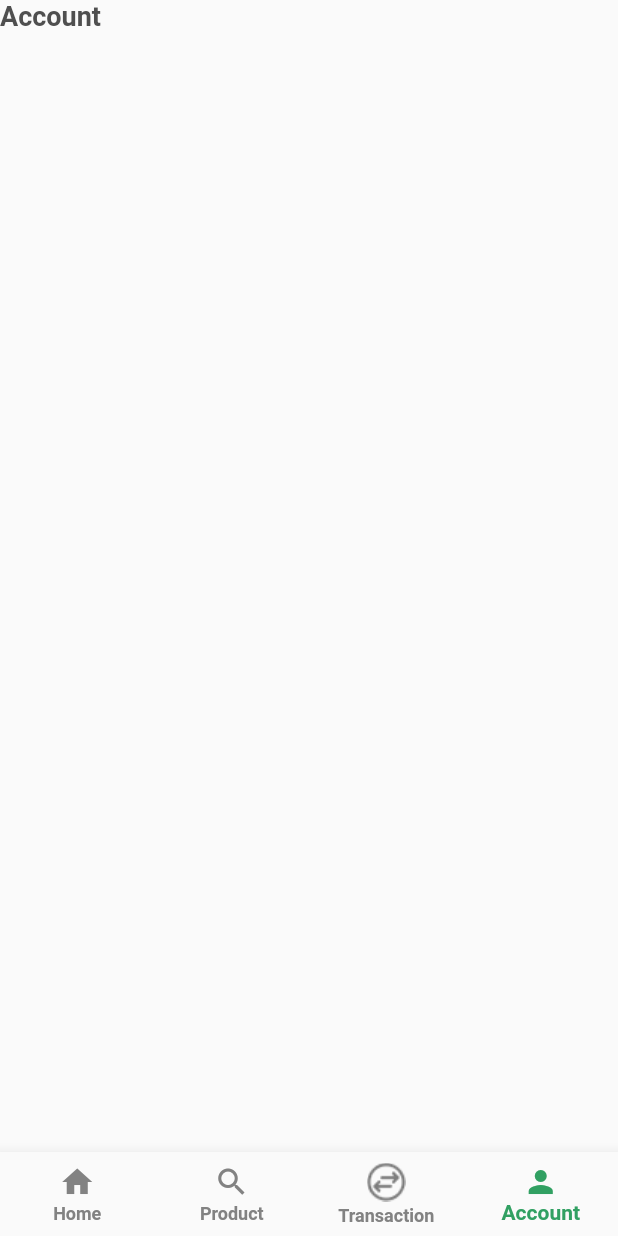
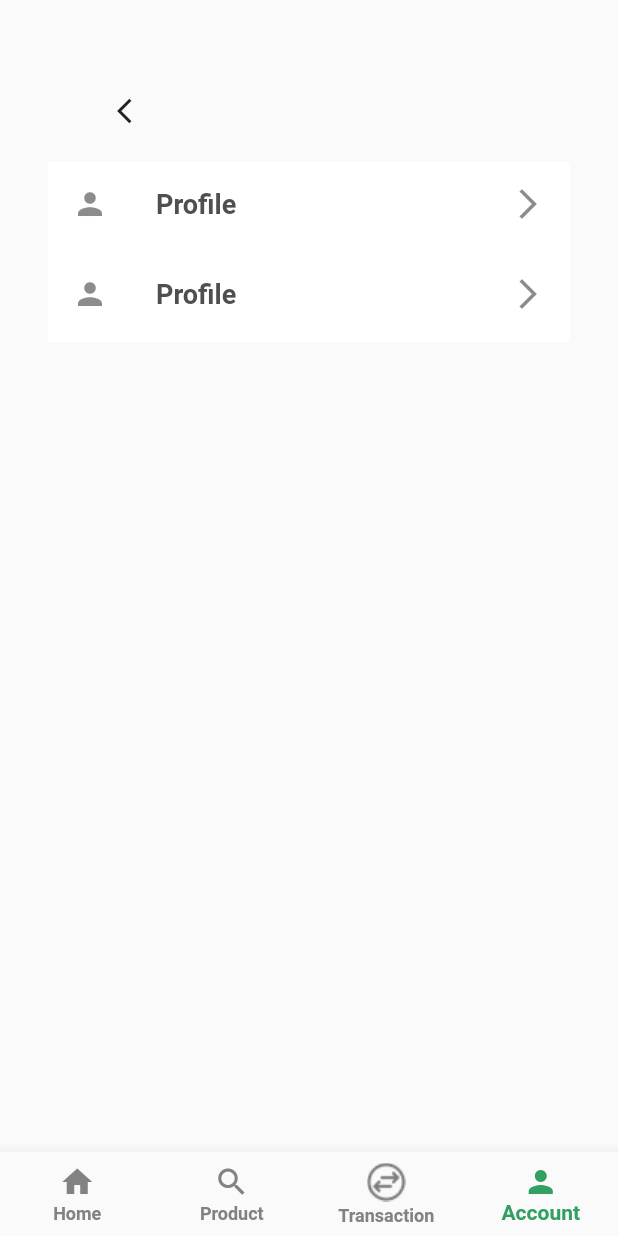
Before and after one commit to ismailghazi00/Invest-App-UI-, a Flutter app: the MainScreen screen opened directly, item 4 of the bottom bar chosen, on a phone screen of 412 x 824 dp. Run offline on Flutter 3.47's test engine with Material 2 defaults, Android fonts, the phone set to English and light mode, and no system bars; our stand-ins replace google_fonts.

Commit message:
First Commit

```diff
--- a/lib/screens/home_screen.dart
+++ b/lib/screens/home_screen.dart
@@ -18,8 +18,16 @@ class _HomeScreenState extends State<HomeScreen> {
         child: Column(
           crossAxisAlignment: CrossAxisAlignment.start,
           children: [
-            IconButton(
-                onPressed: () {}, icon: Image.asset("assets/menuicon.png")),
+            Row(
+              children: [
+                IconButton(
+                    onPressed: () {}, icon: Image.asset("assets/menuicon.png")),
+                const Spacer(),
+                IconButton(
+                    onPressed: () {},
+                    icon: Image.asset("assets/notification.png"))
+              ],
+            ),
             Text(
               "Welcome, Jessie",
               style: Theme.of(context).textTheme.bodyLarge,
--- a/lib/screens/main_screen.dart
+++ b/lib/screens/main_screen.dart
@@ -1,4 +1,5 @@
 import 'package:flutter/material.dart';
+import 'package:invest_aap_bnq_ismail/screens/profile_screen.dart';
 
 import 'home_screen.dart';
 
@@ -14,7 +15,7 @@ const List<Widget> _allScreens = [
   HomeScreen(),
   Text('Product'),
   Text('Transaction'),
-  Text('Account'),
+  ProfileScreen()
 ];
 
 class _MainScreenState extends State<MainScreen> {
--- /dev/null
+++ b/lib/screens/profile_screen.dart
@@ -0,0 +1,66 @@
+import 'package:flutter/material.dart';
+
+import 'home_screen.dart';
+
+class ProfileScreen extends StatelessWidget {
+  const ProfileScreen({super.key});
+
+  @override
+  Widget build(BuildContext context) {
+    return Scaffold(
+      body: Padding(
+        padding: const EdgeInsets.symmetric(horizontal: 32),
+        child: Column(
+          children: [
+            Align(
+            alignment: Alignment.bottomLeft,
+            child: Padding(
+              padding: const EdgeInsets.only(left: 32, top: 50, bottom: 10),
+              child: IconButton(
+                onPressed: () {
+                  Navigator.push(
+                      context,
+                      MaterialPageRoute(
+                          builder: (context) => const HomeScreen()));
+                },
+                icon: const Icon(Icons.arrow_back_ios),
+                iconSize: 20,
+              ),
+            ),
+          ),
+            SizedBox(
+              height: 60,
+              child: ListTile(
+                  onTap: () {},
+                  title: Text(
+                    "Profile",
+                    style: Theme.of(context)
+                        .textTheme
+                        .bodyMedium
+                        ?.copyWith(fontSize: 18),
+                  ),
+                  leading: const Icon(Icons.person),
+                  trailing: const Icon(Icons.arrow_forward_ios),
+                  tileColor: Colors.white),
+            ),
+                        SizedBox(
+              height: 60,
+              child: ListTile(
+                  onTap: () {},
+                  title: Text(
+                    "Profile",
+                    style: Theme.of(context)
+                        .textTheme
+                        .bodyMedium
+                        ?.copyWith(fontSize: 18),
+                  ),
+                  leading: const Icon(Icons.person),
+                  trailing: const Icon(Icons.arrow_forward_ios),
+                  tileColor: Colors.white),
+            ),
+          ],
+        ),
+      ),
+    );
+  }
+}
--- a/lib/screens/signup_screen.dart
+++ b/lib/screens/signup_screen.dart
@@ -9,7 +9,8 @@ class SignUpScreen extends StatelessWidget {
   @override
   Widget build(BuildContext context) {
     return Scaffold(
-      body: Column(
+      body: Center(
+        child: Column(
           children: [
             const Spacer(),
             Image.asset("assets/signUPIcon.png"),
@@ -68,6 +69,7 @@ class SignUpScreen extends StatelessWidget {
             const Spacer()
           ],
         ),
+      ),
     );
   }
 }
```
Also changed, not shown: assets/notification.png (added). Lines whose indentation alone changed are shown as unchanged.
